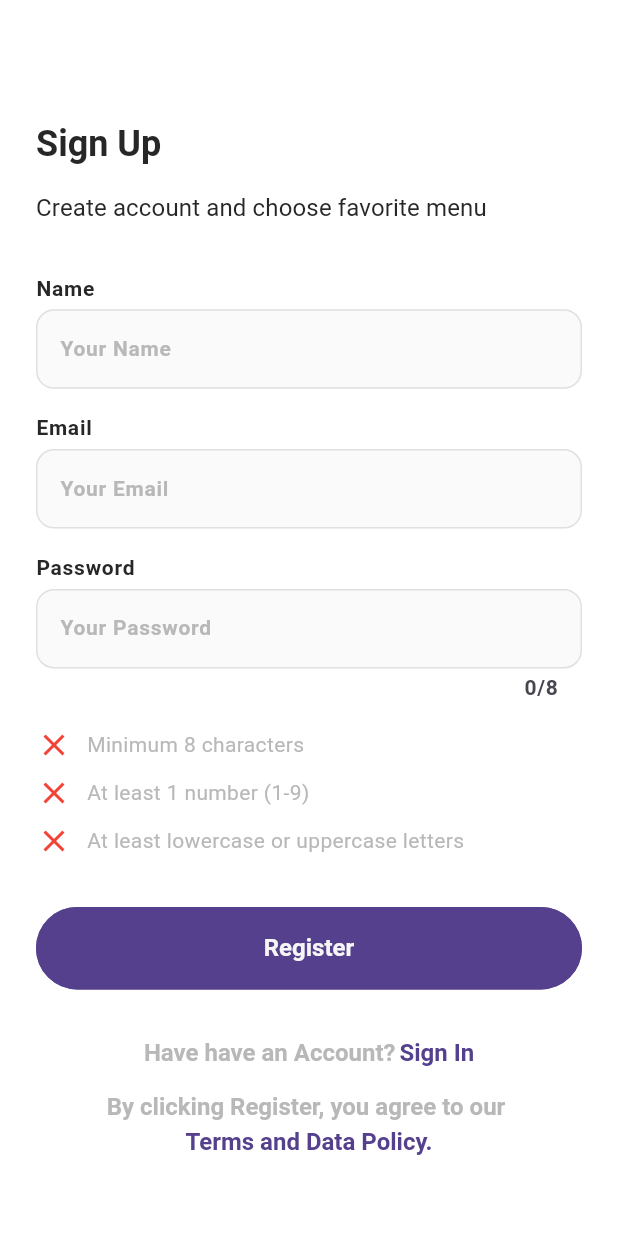
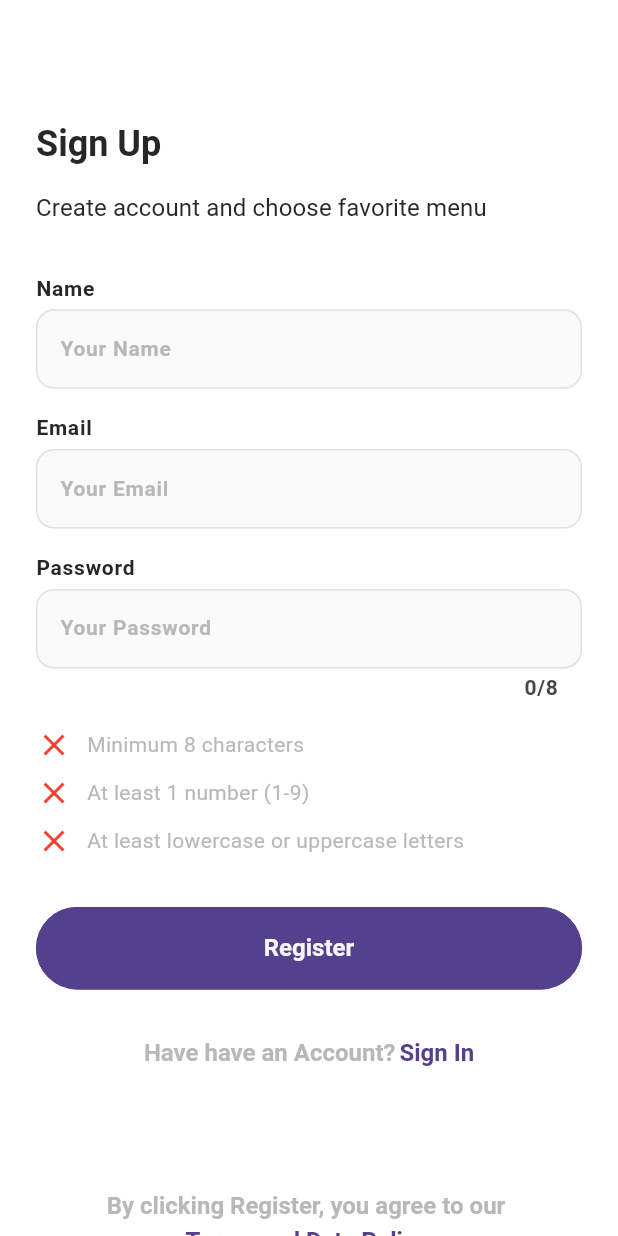
Before and after one commit to Ahsan-mw/Books-Mobile-App-, a Flutter app: the screen it shows after launch, on a phone screen of 412 x 824 dp. Run offline on Flutter 3.47's test engine with Material 3 defaults, Android fonts, the phone set to English and light mode, and no system bars; our stand-ins replace flutter_riverpod, flutter_svg, smooth_page_indicator; Roboto replaces fonts that are missing (Poppins).

Commit message:
fix the whole ui dispear when added singleChildScr... because of Space widget the Spacer Widget take entier avalible space and beacuse of scroll it go to renderflow

```diff
--- a/lib/features/auth/presentation/screens/sign_up_screen.dart
+++ b/lib/features/auth/presentation/screens/sign_up_screen.dart
@@ -19,7 +19,8 @@ class _SignUpScreenState extends State<SignUpScreen> {
   Widget build(BuildContext context) {
     return Scaffold(
       appBar: AppBar(),
-      body: Column(
+      body: SingleChildScrollView(
+        child: Column(
           crossAxisAlignment: CrossAxisAlignment.start,
           children: [
 
@@ -56,10 +57,14 @@ class _SignUpScreenState extends State<SignUpScreen> {
             ),
             SizedBox(height: AppSizes.spaceBtwItems),
 
-          Spacer(),
+
+              SizedBox(
+                height: AppDeviceUtils.getScreenHeight(context)*0.08,
+              ),
 
             Center(
               child: Column(
+
 
                 children: [
                   Text(
@@ -80,6 +85,7 @@ class _SignUpScreenState extends State<SignUpScreen> {
             ),
             SizedBox(height: AppDeviceUtils.getBottomNavigationBarHeight()),
           ],
+        ),
       ),
     );
   }
```
Lines whose indentation alone changed are shown as unchanged.
